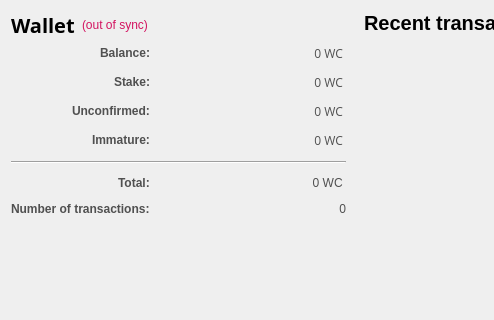
Above: src/qt/forms/overviewpage.ui from evilgenieent/Whitecoin before the change; both pictures show x 0 to 494 and y 0 to 320 of the 709 by 501 pixel window. Below: the same form after it.
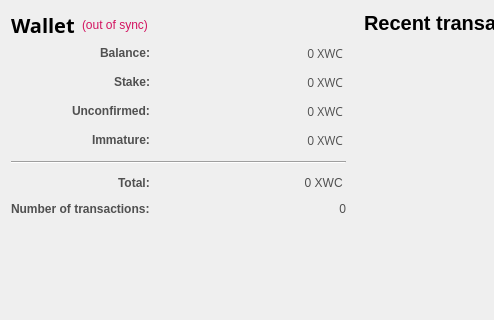
That is the form after the change.

Patch:
```diff
--- a/src/qt/forms/overviewpage.ui
+++ b/src/qt/forms/overviewpage.ui
@@ -151,7 +151,7 @@
           <string>Your current balance</string>
          </property>
          <property name="text">
-          <string notr="true">0 WC </string>
+          <string notr="true">0 XWC </string>
          </property>
          <property name="alignment">
           <set>Qt::AlignRight|Qt::AlignTrailing|Qt::AlignVCenter</set>
@@ -185,7 +185,7 @@
           <string>Total of coins that was staked, and do not yet count toward the current balance</string>
          </property>
          <property name="text">
-          <string notr="true">0 WC </string>
+          <string notr="true">0 XWC </string>
          </property>
          <property name="alignment">
           <set>Qt::AlignRight|Qt::AlignTrailing|Qt::AlignVCenter</set>
@@ -219,7 +219,7 @@
           <string>Total of transactions that have yet to be confirmed, and do not yet count toward the current balance</string>
          </property>
          <property name="text">
-          <string notr="true">0 WC </string>
+          <string notr="true">0 XWC </string>
          </property>
          <property name="alignment">
           <set>Qt::AlignRight|Qt::AlignTrailing|Qt::AlignVCenter</set>
@@ -250,7 +250,7 @@
           <string>Mined balance that has not yet matured</string>
          </property>
          <property name="text">
-          <string notr="true">0 WC </string>
+          <string notr="true">0 XWC </string>
          </property>
          <property name="alignment">
           <set>Qt::AlignRight|Qt::AlignTrailing|Qt::AlignVCenter</set>
@@ -289,7 +289,7 @@
           <string>Total number of transactions in wallet</string>
          </property>
          <property name="text">
-          <string notr="true">0 WC </string>
+          <string notr="true">0 XWC </string>
          </property>
          <property name="alignment">
           <set>Qt::AlignRight|Qt::AlignTrailing|Qt::AlignVCenter</set>
```
